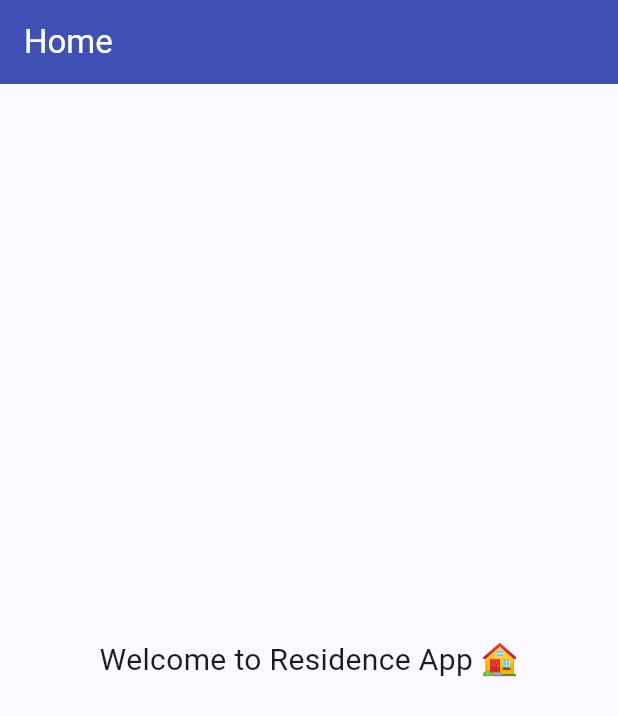
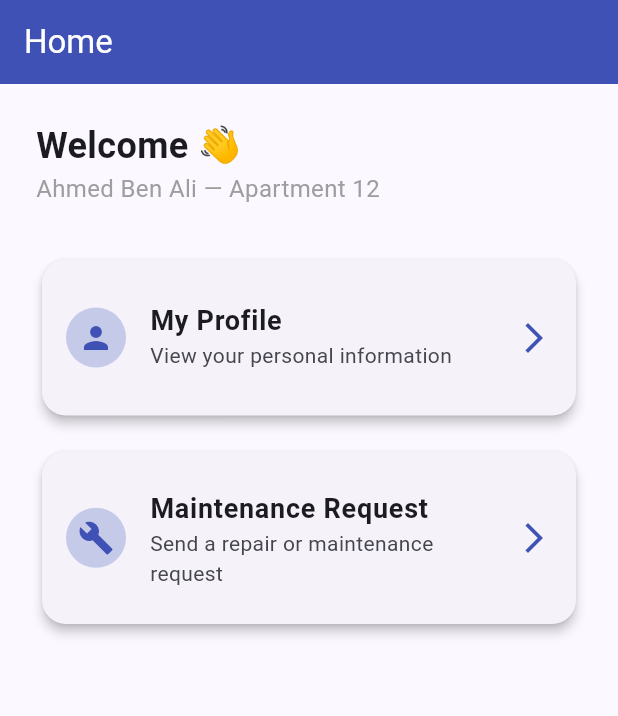
Before and after one commit to ayasouaissia/smart_residence_app, a Flutter app: the HomeScreen screen opened directly, on a phone screen of 412 x 824 dp. Shown: the top 716 px of the screen. Run offline on Flutter 3.47's test engine with Material 3 defaults, Android fonts, the light colour scheme and no system bars.

Commit message:
Day 2: Profile + Maintenance Request

```diff
--- a/lib/screens/home_screen.dart
+++ b/lib/screens/home_screen.dart
@@ -1,4 +1,6 @@
 import 'package:flutter/material.dart';
+import 'profile_screen.dart';
+import 'maintenance_screen.dart';
 
 class HomeScreen extends StatelessWidget {
   const HomeScreen({super.key});
@@ -11,12 +13,71 @@ class HomeScreen extends StatelessWidget {
         backgroundColor: Colors.indigo,
         foregroundColor: Colors.white,
       ),
-      body: const Center(
-        child: Text(
-          "Welcome to Residence App 🏠",
-          style: TextStyle(fontSize: 20),
+      body: Padding(
+        padding: const EdgeInsets.all(24),
+        child: Column(
+          crossAxisAlignment: CrossAxisAlignment.start,
+          children: [
+            const Text(
+              "Welcome 👋",
+              style: TextStyle(fontSize: 24, fontWeight: FontWeight.bold),
+            ),
+            const Text(
+              "Ahmed Ben Ali — Apartment 12",
+              style: TextStyle(fontSize: 16, color: Colors.grey),
+            ),
+            const SizedBox(height: 32),
+
+            _menuCard(
+              context,
+              icon: Icons.person,
+              title: "My Profile",
+              subtitle: "View your personal information",
+              onTap: () => Navigator.push(
+                context,
+                MaterialPageRoute(builder: (_) => const ProfileScreen()),
+              ),
+            ),
+            const SizedBox(height: 16),
+
+            _menuCard(
+              context,
+              icon: Icons.build,
+              title: "Maintenance Request",
+              subtitle: "Send a repair or maintenance request",
+              onTap: () => Navigator.push(
+                context,
+                MaterialPageRoute(builder: (_) => const MaintenanceScreen()),
+              ),
+            ),
+          ],
         ),
       ),
     );
   }
+
+  Widget _menuCard(
+    BuildContext context, {
+    required IconData icon,
+    required String title,
+    required String subtitle,
+    required VoidCallback onTap,
+  }) {
+    return Card(
+      elevation: 3,
+      shape: RoundedRectangleBorder(borderRadius: BorderRadius.circular(16)),
+      child: ListTile(
+        contentPadding: const EdgeInsets.all(16),
+        leading: CircleAvatar(
+          backgroundColor: Colors.indigo.shade100,
+          child: Icon(icon, color: Colors.indigo),
+        ),
+        title: Text(title,
+            style: const TextStyle(fontSize: 18, fontWeight: FontWeight.bold)),
+        subtitle: Text(subtitle),
+        trailing: const Icon(Icons.arrow_forward_ios, color: Colors.indigo),
+        onTap: onTap,
+      ),
+    );
+  }
 }
```
Also changed, not shown: lib/screens/maintenance_screen.dart (added, +153 -0 lines), lib/screens/profile_screen.dart (added, +58 -0 lines).
